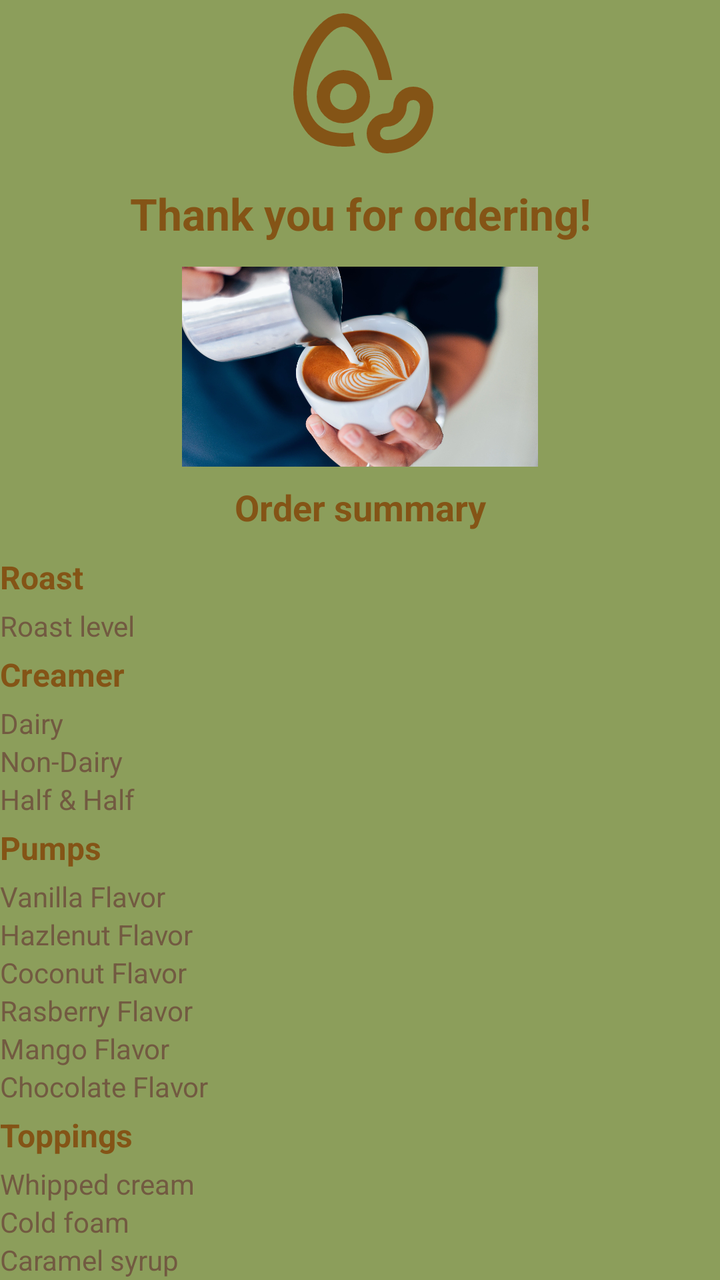
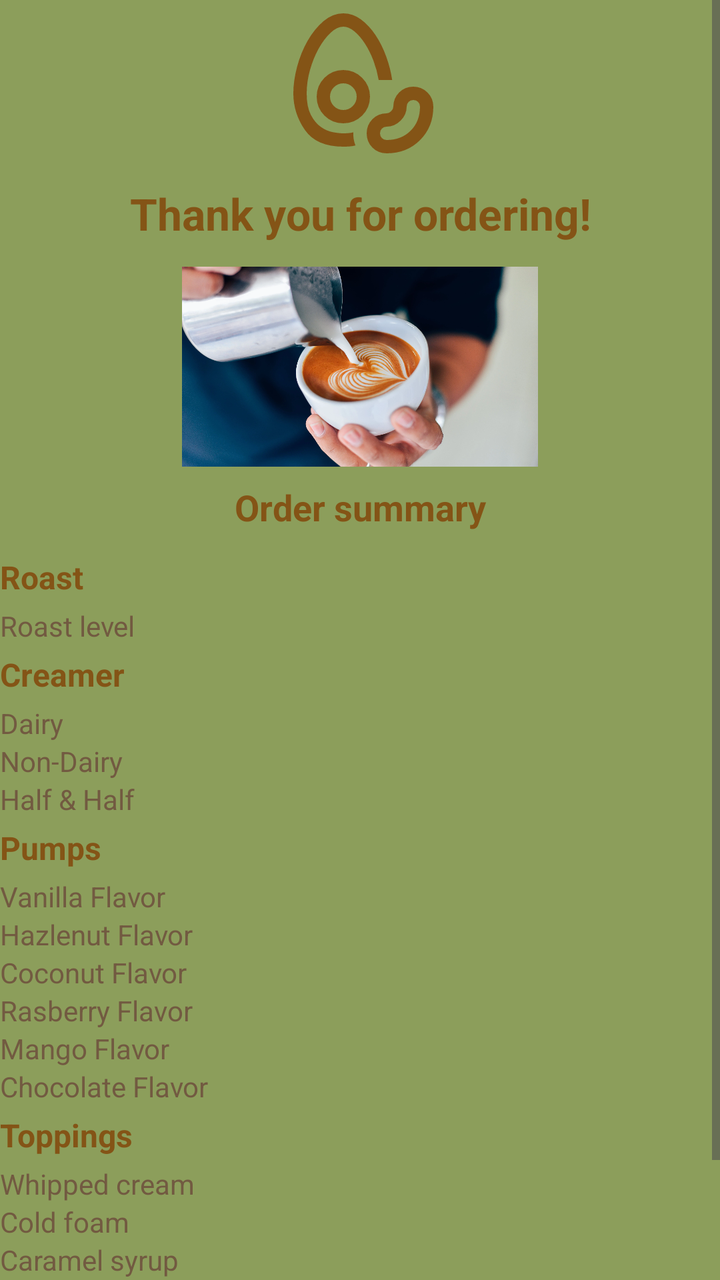

The first picture is an Android layout as it rendered before a commit; the second is the same layout after the commit. The layout source and the unified diff follow.
<!-- AndroidManifest.xml: application theme Base.Theme.Tea -->
<!-- res/layout/activity_order_placed.xml -->
<?xml version="1.0" encoding="utf-8"?>
<TableLayout xmlns:android="http://schemas.android.com/apk/res/android"
    xmlns:app="http://schemas.android.com/apk/res-auto"
    xmlns:tools="http://schemas.android.com/tools"
    android:id="@+id/main"
    android:background="?attr/colorSurface"
    android:layout_width="match_parent"
    android:layout_height="match_parent"
    tools:context=".OrderPlaced">

    <ImageView
        android:id="@+id/BeanIcon"
        style="@style/HeaderLogo"

        android:src="@drawable/outline_avocado_bean_24"
        android:contentDescription="@string/app_logo"
        />

    <TextView
        android:id="@+id/menu_title"
        android:layout_width="match_parent"
        android:layout_height="wrap_content"
        android:gravity="center_horizontal"
        style="@style/AppTitle"

        android:text="@string/thank_you_for_ordering_screen" />


    <ImageView
        android:layout_width="wrap_content"
        android:layout_height="100dp"
        android:contentDescription="@string/various_coffee_beans_in_cups"
        android:src="@drawable/coffee_pour"
        />

    <TextView
        android:id="@+id/summary_header"
        android:layout_width="match_parent"
        android:layout_height="wrap_content"
        android:gravity="center_horizontal"
        style="@style/Header"

        android:text="@string/order_summary_screen" />


    <TextView
        android:text="@string/roast_ordered"
        style="@style/Header2"/>

    <TableRow>
        <TextView
            android:text="@string/roast_level_ordered"
            android:textColor="?attr/colorSecondary"/>
        <TextView
            android:id="@+id/roast_textview"
            android:textColor="?attr/colorPrimary"/>
    </TableRow>


    <TextView
        android:text="@string/creamer_ordered"
        style="@style/Header2"/>
    <TableRow>
        <TextView
            android:text="@string/dairy_ordered"
            android:textColor="?attr/colorSecondary"/>
        <TextView
            android:id="@+id/dairyCreamer_textview"
            android:textColor="?attr/colorPrimary"/>
    </TableRow>
    <TableRow>
        <TextView
            android:text="@string/non_dairy_ordered"
            android:textColor="?attr/colorSecondary"/>
        <TextView
            android:id="@+id/nondairyCreamer_textview"
            android:textColor="?attr/colorPrimary"/>
    </TableRow>
    <TableRow>
        <TextView
            android:text="@string/half_amp_half_ordered"
            android:textColor="?attr/colorSecondary"/>
        <TextView
            android:id="@+id/hahCreamer_textview"
            android:textColor="?attr/colorPrimary"/>
    </TableRow>

    <TextView
        android:text="@string/pumps_ordered"
        style="@style/Header2"/>
    <TableRow>
        <TextView
            android:text="@string/vanilla_flavor"
            android:textColor="?attr/colorSecondary"/>
        <TextView
            android:id="@+id/vanillaPump_textview"
            android:textColor="?attr/colorPrimary"/>
    </TableRow>
    <TableRow>
        <TextView
            android:text="@string/hazlenut_flavor"
            android:textColor="?attr/colorSecondary"/>
        <TextView
            android:id="@+id/hazlePump_textview"
            android:textColor="?attr/colorPrimary"/>
    </TableRow>
    <TableRow>
        <TextView
            android:text="@string/coconut_flavor"
            android:textColor="?attr/colorSecondary"/>
        <TextView
            android:id="@+id/coconutPump_textview"
            android:textColor="?attr/colorPrimary"/>
    </TableRow>
    <TableRow>
        <TextView
            android:text="@string/rasberry_flavor"
            android:textColor="?attr/colorSecondary"/>
        <TextView
            android:id="@+id/rasberryPump_textview"
            android:textColor="?attr/colorPrimary"/>
    </TableRow>
    <TableRow>
        <TextView
            android:text="@string/mango_flavor"
            android:textColor="?attr/colorSecondary"/>
        <TextView
            android:id="@+id/mangoPump_textview"
            android:textColor="?attr/colorPrimary"/>
    </TableRow>
    <TableRow>
        <TextView
            android:text="@string/chocolate_flavor"
            android:textColor="?attr/colorSecondary"/>
        <TextView
            android:id="@+id/chocoPump_textview"
            android:textColor="?attr/colorPrimary"/>
    </TableRow>


    <TextView
        android:text="@string/toppings_ordered"
        style="@style/Header2"/>

    <TableRow>
        <TextView
            android:text="@string/whipped_cream"
            android:textColor="?attr/colorSecondary"/>
        <TextView
            android:id="@+id/whipTopping_textview"
            android:textColor="?attr/colorPrimary"/>
    </TableRow>
    <TableRow>
        <TextView
            android:text="@string/cold_foam"
            android:textColor="?attr/colorSecondary"/>
        <TextView
            android:id="@+id/foamTopping_textview"
            android:textColor="?attr/colorPrimary"/>
    </TableRow>
    <TableRow>
        <TextView
            android:text="@string/caramel_syrup"
            android:textColor="?attr/colorSecondary"/>
        <TextView
            android:id="@+id/caramelTopping_textview"
            android:textColor="?attr/colorPrimary"/>
    </TableRow>


    <TableRow>
        <TextView
            android:text="@string/additional_note_ordered"
            android:textColor="?attr/colorSecondary"/>
        <TextView
            android:id="@+id/AdditionalNote_textview"
            android:textColor="?attr/colorPrimary"/>
    </TableRow>


    <Button
        android:id="@+id/BackBtn"
        android:text="@string/back_to_main_screen"/>
</TableLayout>
<!-- resources referenced by this layout -->
<resources>
  <!-- drawable coffee_pour: webp bitmap (drawable, 487140 bytes) -->
  <!-- drawable outline_avocado_bean_24: vector/xml drawable (drawable, 2052 chars, omitted) -->
  <string name="additional_note_ordered">Additional Note</string>
  <string name="app_logo">App_Logo</string>
  <string name="back_to_main_screen">Back to main screen</string>
  <string name="caramel_syrup">Caramel syrup</string>
  <string name="chocolate_flavor">Chocolate Flavor</string>
  <string name="coconut_flavor">Coconut Flavor</string>
  <string name="cold_foam">Cold foam</string>
  <string name="creamer_ordered">Creamer</string>
  <string name="dairy_ordered">Dairy</string>
  <string name="half_amp_half_ordered">Half &amp; Half</string>
  <string name="hazlenut_flavor">Hazlenut Flavor</string>
  <string name="mango_flavor">Mango Flavor</string>
  <string name="non_dairy_ordered">Non-Dairy</string>
  <string name="order_summary_screen">Order summary</string>
  <string name="pumps_ordered">Pumps</string>
  <string name="rasberry_flavor">Rasberry Flavor</string>
  <string name="roast_level_ordered">Roast level</string>
  <string name="roast_ordered">Roast</string>
  <string name="thank_you_for_ordering_screen">Thank you for ordering!</string>
  <string name="toppings_ordered">Toppings</string>
  <string name="vanilla_flavor">Vanilla Flavor</string>
  <string name="various_coffee_beans_in_cups">Various coffee beans in cups</string>
  <string name="whipped_cream">Whipped cream</string>
  <style name="AppTitle">
          <item name="android:textSize">22sp</item>
          <item name="android:textStyle">bold</item>
          <item name="android:layout_width">match_parent</item>
          <item name="android:layout_height">wrap_content</item>
          <item name="android:paddingTop">12dp</item>
          <item name="android:paddingBottom">12dp</item>
          <item name="android:textAlignment">center</item>
          <item name="android:layout_columnSpan">2</item>
          <item name="android:textColor">?attr/colorPrimary</item>
      </style>
  <style name="Header">
          <item name="android:textSize">18sp</item>
          <item name="android:textStyle">bold</item>
          <item name="android:layout_width">match_parent</item>
          <item name="android:layout_height">wrap_content</item>
          <item name="android:paddingTop">8dp</item>
          <item name="android:paddingBottom">8dp</item>
          <item name="android:textAlignment">viewStart</item>
          <item name="android:layout_columnSpan">2</item>
          <item name="android:textColor">?attr/colorPrimary</item>
      </style>
  <style name="Header2">
          <item name="android:textSize">16sp</item>
          <item name="android:textStyle">bold</item>
          <item name="android:layout_width">wrap_content</item>
          <item name="android:layout_height">wrap_content</item>
          <item name="android:paddingTop">4dp</item>
          <item name="android:paddingBottom">4dp</item>
          <item name="android:textAlignment">viewStart</item>
          <item name="android:layout_columnSpan">1</item>
          <item name="android:textColor">?attr/colorPrimary</item>
      </style>
  <style name="HeaderLogo">
          <item name="android:layout_width">80dp</item>
          <item name="android:layout_height">80dp</item>
          <item name="android:layout_gravity">center_horizontal</item>
          <item name="tint">?attr/colorPrimary</item>
      </style>
  <style name="Base.Theme.Tea" parent="Theme.Material3.DayNight.NoActionBar">
          <item name="colorPrimary">@color/tea_primary</item>
          <item name="colorSecondary">@color/tea_secondary</item>
          <item name="colorSurface">@color/tea_surface</item>
      </style>
  <color name="tea_primary">#845416</color>
  <color name="tea_secondary">#725a41</color>
  <color name="tea_surface">#8C9E5B</color>
</resources>

<!-- the commit's change to res/layout/activity_order_placed.xml (unified diff, before → after) -->
@@ -1,184 +1,190 @@
 <?xml version="1.0" encoding="utf-8"?>
-<TableLayout xmlns:android="http://schemas.android.com/apk/res/android"
+<ScrollView xmlns:android="http://schemas.android.com/apk/res/android"
     xmlns:app="http://schemas.android.com/apk/res-auto"
     xmlns:tools="http://schemas.android.com/tools"
     android:id="@+id/main"
     android:background="?attr/colorSurface"
     android:layout_width="match_parent"
     android:layout_height="match_parent"
-    tools:context=".OrderPlaced">
+    android:fillViewport="true"
+    >
+    <TableLayout
+        android:layout_width="match_parent"
+        android:layout_height="match_parent"
+        tools:context=".OrderPlaced">
 
-    <ImageView
-        android:id="@+id/BeanIcon"
-        style="@style/HeaderLogo"
+        <ImageView
+            android:id="@+id/BeanIcon"
+            style="@style/HeaderLogo"
 
-        android:src="@drawable/outline_avocado_bean_24"
-        android:contentDescription="@string/app_logo"
-        />
+            android:src="@drawable/outline_avocado_bean_24"
+            android:contentDescription="@string/app_logo"
+            />
 
-    <TextView
-        android:id="@+id/menu_title"
-        android:layout_width="match_parent"
-        android:layout_height="wrap_content"
-        android:gravity="center_horizontal"
-        style="@style/AppTitle"
+        <TextView
+            android:id="@+id/menu_title"
+            android:layout_width="match_parent"
+            android:layout_height="wrap_content"
+            android:gravity="center_horizontal"
+            style="@style/AppTitle"
 
-        android:text="@string/thank_you_for_ordering_screen" />
+            android:text="@string/thank_you_for_ordering_screen" />
 
+    
+        <ImageView
+            android:layout_width="wrap_content"
+            android:layout_height="100dp"
+            android:contentDescription="@string/various_coffee_beans_in_cups"
+            android:src="@drawable/coffee_pour"
+            />
 
-    <ImageView
-        android:layout_width="wrap_content"
-        android:layout_height="100dp"
-        android:contentDescription="@string/various_coffee_beans_in_cups"
-        android:src="@drawable/coffee_pour"
-        />
+        <TextView
+            android:id="@+id/summary_header"
+            android:layout_width="match_parent"
+            android:layout_height="wrap_content"
+            android:gravity="center_horizontal"
+            style="@style/Header"
 
-    <TextView
-        android:id="@+id/summary_header"
-        android:layout_width="match_parent"
-        android:layout_height="wrap_content"
-        android:gravity="center_horizontal"
-        style="@style/Header"
+            android:text="@string/order_summary_screen" />
 
-        android:text="@string/order_summary_screen" />
+    
+        <TextView
+            android:text="@string/roast_ordered"
+            style="@style/Header2"/>
 
+        <TableRow>
+            <TextView
+                android:text="@string/roast_level_ordered"
+                android:textColor="?attr/colorSecondary"/>
+            <TextView
+                android:id="@+id/roast_textview"
+                android:textColor="?attr/colorPrimary"/>
+        </TableRow>
 
-    <TextView
-        android:text="@string/roast_ordered"
-        style="@style/Header2"/>
+    
+        <TextView
+            android:text="@string/creamer_ordered"
+            style="@style/Header2"/>
+        <TableRow>
+            <TextView
+                android:text="@string/dairy_ordered"
+                android:textColor="?attr/colorSecondary"/>
+            <TextView
+                android:id="@+id/dairyCreamer_textview"
+                android:textColor="?attr/colorPrimary"/>
+        </TableRow>
+        <TableRow>
+            <TextView
+                android:text="@string/non_dairy_ordered"
+                android:textColor="?attr/colorSecondary"/>
+            <TextView
+                android:id="@+id/nondairyCreamer_textview"
+                android:textColor="?attr/colorPrimary"/>
+        </TableRow>
+        <TableRow>
+            <TextView
+                android:text="@string/half_amp_half_ordered"
+                android:textColor="?attr/colorSecondary"/>
+            <TextView
+                android:id="@+id/hahCreamer_textview"
+                android:textColor="?attr/colorPrimary"/>
+        </TableRow>
+    
+        <TextView
+            android:text="@string/pumps_ordered"
+            style="@style/Header2"/>
+        <TableRow>
+            <TextView
+                android:text="@string/vanilla_flavor"
+                android:textColor="?attr/colorSecondary"/>
+            <TextView
+                android:id="@+id/vanillaPump_textview"
+                android:textColor="?attr/colorPrimary"/>
+        </TableRow>
+        <TableRow>
+            <TextView
+                android:text="@string/hazlenut_flavor"
+                android:textColor="?attr/colorSecondary"/>
+            <TextView
+                android:id="@+id/hazlePump_textview"
+                android:textColor="?attr/colorPrimary"/>
+        </TableRow>
+        <TableRow>
+            <TextView
+                android:text="@string/coconut_flavor"
+                android:textColor="?attr/colorSecondary"/>
+            <TextView
+                android:id="@+id/coconutPump_textview"
+                android:textColor="?attr/colorPrimary"/>
+        </TableRow>
+        <TableRow>
+            <TextView
+                android:text="@string/rasberry_flavor"
+                android:textColor="?attr/colorSecondary"/>
+            <TextView
+                android:id="@+id/rasberryPump_textview"
+                android:textColor="?attr/colorPrimary"/>
+        </TableRow>
+        <TableRow>
+            <TextView
+                android:text="@string/mango_flavor"
+                android:textColor="?attr/colorSecondary"/>
+            <TextView
+                android:id="@+id/mangoPump_textview"
+                android:textColor="?attr/colorPrimary"/>
+        </TableRow>
+        <TableRow>
+            <TextView
+                android:text="@string/chocolate_flavor"
+                android:textColor="?attr/colorSecondary"/>
+            <TextView
+                android:id="@+id/chocoPump_textview"
+                android:textColor="?attr/colorPrimary"/>
+        </TableRow>
 
-    <TableRow>
+    
         <TextView
-            android:text="@string/roast_level_ordered"
-            android:textColor="?attr/colorSecondary"/>
-        <TextView
-            android:id="@+id/roast_textview"
-            android:textColor="?attr/colorPrimary"/>
-    </TableRow>
+            android:text="@string/toppings_ordered"
+            style="@style/Header2"/>
 
+        <TableRow>
+            <TextView
+                android:text="@string/whipped_cream"
+                android:textColor="?attr/colorSecondary"/>
+            <TextView
+                android:id="@+id/whipTopping_textview"
+                android:textColor="?attr/colorPrimary"/>
+        </TableRow>
+        <TableRow>
+            <TextView
+                android:text="@string/cold_foam"
+                android:textColor="?attr/colorSecondary"/>
+            <TextView
+                android:id="@+id/foamTopping_textview"
+                android:textColor="?attr/colorPrimary"/>
+        </TableRow>
+        <TableRow>
+            <TextView
+                android:text="@string/caramel_syrup"
+                android:textColor="?attr/colorSecondary"/>
+            <TextView
+                android:id="@+id/caramelTopping_textview"
+                android:textColor="?attr/colorPrimary"/>
+        </TableRow>
 
-    <TextView
-        android:text="@string/creamer_ordered"
-        style="@style/Header2"/>
-    <TableRow>
-        <TextView
-            android:text="@string/dairy_ordered"
-            android:textColor="?attr/colorSecondary"/>
-        <TextView
-            android:id="@+id/dairyCreamer_textview"
-            android:textColor="?attr/colorPrimary"/>
-    </TableRow>
-    <TableRow>
-        <TextView
-            android:text="@string/non_dairy_ordered"
-            android:textColor="?attr/colorSecondary"/>
-        <TextView
-            android:id="@+id/nondairyCreamer_textview"
-            android:textColor="?attr/colorPrimary"/>
-    </TableRow>
-    <TableRow>
-        <TextView
-            android:text="@string/half_amp_half_ordered"
-            android:textColor="?attr/colorSecondary"/>
-        <TextView
-            android:id="@+id/hahCreamer_textview"
-            android:textColor="?attr/colorPrimary"/>
-    </TableRow>
+    
+        <TableRow>
+            <TextView
+                android:text="@string/additional_note_ordered"
+                android:textColor="?attr/colorSecondary"/>
+            <TextView
+                android:id="@+id/AdditionalNote_textview"
+                android:textColor="?attr/colorPrimary"/>
+        </TableRow>
 
-    <TextView
-        android:text="@string/pumps_ordered"
-        style="@style/Header2"/>
-    <TableRow>
-        <TextView
-            android:text="@string/vanilla_flavor"
-            android:textColor="?attr/colorSecondary"/>
-        <TextView
-            android:id="@+id/vanillaPump_textview"
-            android:textColor="?attr/colorPrimary"/>
-    </TableRow>
-    <TableRow>
-        <TextView
-            android:text="@string/hazlenut_flavor"
-            android:textColor="?attr/colorSecondary"/>
-        <TextView
-            android:id="@+id/hazlePump_textview"
-            android:textColor="?attr/colorPrimary"/>
-    </TableRow>
-    <TableRow>
-        <TextView
-            android:text="@string/coconut_flavor"
-            android:textColor="?attr/colorSecondary"/>
-        <TextView
-            android:id="@+id/coconutPump_textview"
-            android:textColor="?attr/colorPrimary"/>
-    </TableRow>
-    <TableRow>
-        <TextView
-            android:text="@string/rasberry_flavor"
-            android:textColor="?attr/colorSecondary"/>
-        <TextView
-            android:id="@+id/rasberryPump_textview"
-            android:textColor="?attr/colorPrimary"/>
-    </TableRow>
-    <TableRow>
-        <TextView
-            android:text="@string/mango_flavor"
-            android:textColor="?attr/colorSecondary"/>
-        <TextView
-            android:id="@+id/mangoPump_textview"
-            android:textColor="?attr/colorPrimary"/>
-    </TableRow>
-    <TableRow>
-        <TextView
-            android:text="@string/chocolate_flavor"
-            android:textColor="?attr/colorSecondary"/>
-        <TextView
-            android:id="@+id/chocoPump_textview"
-            android:textColor="?attr/colorPrimary"/>
-    </TableRow>
-
-
-    <TextView
-        android:text="@string/toppings_ordered"
-        style="@style/Header2"/>
-
-    <TableRow>
-        <TextView
-            android:text="@string/whipped_cream"
-            android:textColor="?attr/colorSecondary"/>
-        <TextView
-            android:id="@+id/whipTopping_textview"
-            android:textColor="?attr/colorPrimary"/>
-    </TableRow>
-    <TableRow>
-        <TextView
-            android:text="@string/cold_foam"
-            android:textColor="?attr/colorSecondary"/>
-        <TextView
-            android:id="@+id/foamTopping_textview"
-            android:textColor="?attr/colorPrimary"/>
-    </TableRow>
-    <TableRow>
-        <TextView
-            android:text="@string/caramel_syrup"
-            android:textColor="?attr/colorSecondary"/>
-        <TextView
-            android:id="@+id/caramelTopping_textview"
-            android:textColor="?attr/colorPrimary"/>
-    </TableRow>
-
-
-    <TableRow>
-        <TextView
-            android:text="@string/additional_note_ordered"
-            android:textColor="?attr/colorSecondary"/>
-        <TextView
-            android:id="@+id/AdditionalNote_textview"
-            android:textColor="?attr/colorPrimary"/>
-    </TableRow>
-
-
-    <Button
-        android:id="@+id/BackBtn"
-        android:text="@string/back_to_main_screen"/>
-</TableLayout>
+    
+        <Button
+            android:id="@+id/BackBtn"
+            android:text="@string/back_to_main_screen"/>
+    </TableLayout>
+</ScrollView>
